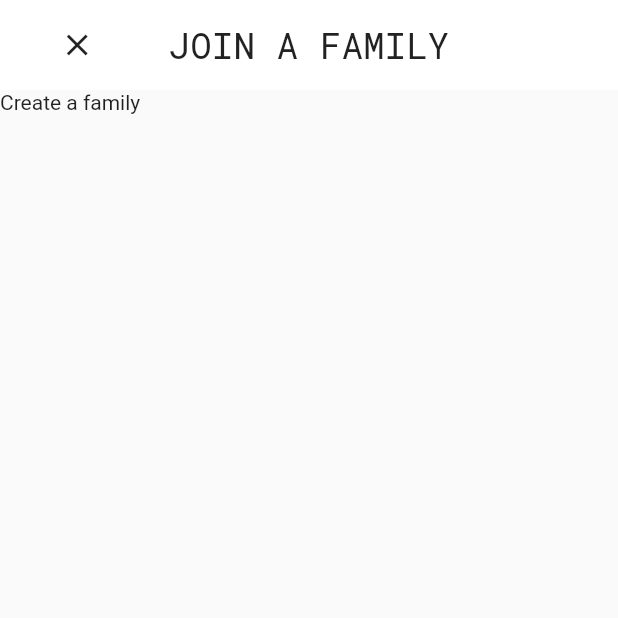
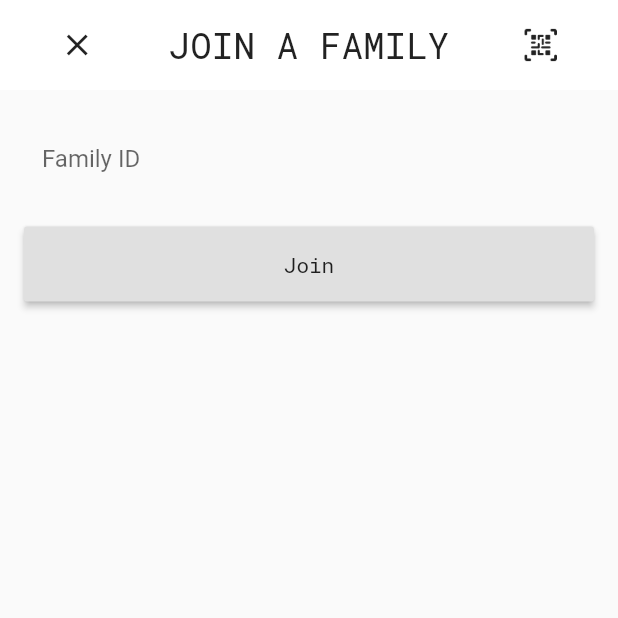
Before and after one commit to yuminoung/it_project, a Flutter app: the FamilyJoin screen opened directly, on a phone screen of 412 x 824 dp, the top half of it. Run offline on Flutter 3.47's test engine with Material 2 defaults, Android fonts, the phone set to English and light mode, and no system bars; drawn by our look-alikes of auto_size_text; our stand-ins replace cached_network_image, cloud_firestore, firebase_auth, firebase_storage, image_picker; accounts and stored records are empty.

Commit message:
added models user and family class to handle uploading and retrieving data from cloud firestore some minor changes on register, bottom family, bottom home and upload added new folder family, user can now create a family or join a family

```diff
--- /dev/null
+++ b/lib/models/all_models.dart
@@ -0,0 +1,2 @@
+export 'user_model.dart';
+export 'family_model.dart';
--- a/lib/pages/all_pages.dart
+++ b/lib/pages/all_pages.dart
@@ -13,4 +13,5 @@ export 'landing.dart';
 export 'settings.dart';
 
 export 'family/family_create.dart';
-export 'family/family_create.dart';
+export 'family/family_join.dart';
+export 'family/family_view.dart';
--- a/lib/pages/auth/register.dart
+++ b/lib/pages/auth/register.dart
@@ -176,10 +176,8 @@ class _RegisterState extends State<Register> {
             Firestore.instance.collection('users').document(result.user.uid);
         await firestoreRef.setData(
           {
-            'id': result.user.uid,
             'first_name': _firstname.text,
             'last_name': _lastname.text,
-            'family': null,
           },
         );
         FirebaseUser account = result.user;
@@ -187,7 +185,8 @@ class _RegisterState extends State<Register> {
         userUpdateInfo.displayName = _firstname.text + ' ' + _lastname.text;
         account.updateProfile(userUpdateInfo);
         account.reload();
-        Navigator.pop(context);
+        Navigator.pushReplacement(context,
+            CustomSlideFromBottomPageRouteBuilder(widget: routes['/']));
       }).catchError((error) {
         print(error);
       });
--- a/lib/pages/bottom/bottom_home.dart
+++ b/lib/pages/bottom/bottom_home.dart
@@ -2,6 +2,7 @@ import 'package:flutter/material.dart';
 import 'package:cloud_firestore/cloud_firestore.dart';
 
 import 'package:it_project/widgets/all_widgets.dart';
+import 'package:it_project/widgets/custom_progress_indicator.dart';
 
 class BottomHome extends StatefulWidget {
   @override
@@ -23,10 +24,7 @@ class _BottomHomeState extends State<BottomHome> {
           if (snapshot.hasError) return Text('Error: ${snapshot.error}');
           switch (snapshot.connectionState) {
             case ConnectionState.waiting:
-              return LinearProgressIndicator(
-                backgroundColor: Color.fromRGBO(250, 250, 250, 0),
-                valueColor: AlwaysStoppedAnimation<Color>(Colors.redAccent),
-              );
+              return CustomProgressIndicator();
             default:
               return ListView(
                 padding: EdgeInsets.fromLTRB(8, 8, 8, 0),
--- a/lib/pages/family/family_join.dart
+++ b/lib/pages/family/family_join.dart
@@ -1,21 +1,103 @@
 import 'package:flutter/material.dart';
 import 'package:it_project/widgets/all_widgets.dart';
+import 'package:it_project/models/all_models.dart';
 
-class FamilyJoin extends StatelessWidget {
+class FamilyJoin extends StatefulWidget {
+  @override
+  _FamilyJoinState createState() => _FamilyJoinState();
+}
+
+class _FamilyJoinState extends State<FamilyJoin> {
+  bool isLoading = false;
+  TextEditingController _familyID = TextEditingController();
+  bool hasError = false;
+  String errorText;
+
+  @override
+  void dispose() {
+    _familyID.dispose();
+    super.dispose();
+  }
+
   @override
   Widget build(BuildContext context) {
     return Scaffold(
       appBar: CustomAppBar(
-        leading: CustomIconButton(
-          icon: Icon(Icons.close),
+        leading: CustomPopButton(),
+        title: 'Join a Family',
+        trailing: GestureDetector(
           onTap: () {
+            print('qr scanner');
+          },
+          child: ImageIcon(
+            AssetImage('assets/icons/qr.png'),
+          ),
+        ),
+      ),
+      body: IgnorePointer(
+        ignoring: isLoading,
+        child: Stack(children: [
+          isLoading ? CustomProgressIndicator() : Container(),
+          Container(
+            child: ListView(
+              children: <Widget>[
+                _buildFamilyIDTextField(),
+                _buildSubmitButton()
+              ],
+            ),
+          ),
+        ]),
+      ),
+    );
+  }
+
+  Widget _buildFamilyIDTextField() {
+    return Container(
+      padding: EdgeInsets.all(16),
+      // contentPadding: EdgeInsets.all(30.0),
+      child: TextField(
+        onTap: () {
+          hasError = false;
+        },
+        cursorColor: Colors.black87,
+        controller: _familyID,
+        maxLines: 1,
+        autofocus: false,
+        decoration: new InputDecoration(
+          errorText: hasError ? errorText : null,
+          hintText: 'Family ID',
+          border: OutlineInputBorder(borderSide: BorderSide.none),
+        ),
+      ),
+    );
+  }
+
+  Widget _buildSubmitButton() {
+    return Container(
+      padding: EdgeInsets.fromLTRB(16, 0, 16, 16),
+      child: RaisedButton(
+        padding: EdgeInsets.all(16),
+        onPressed: () async {
+          FocusScope.of(context).unfocus();
+          setState(() {
+            isLoading = true;
+          });
+
+          String joinStatus = await FamilyModel.joinFamily(_familyID.text);
+          if (joinStatus == 'success') {
             Navigator.pop(context);
-          },
+          } else {
+            setState(() {
+              hasError = true;
+              errorText = 'The family ID doesn\'t exists, please try again';
+              isLoading = false;
+            });
+          }
+        },
+        child: Text(
+          'Join',
+          style: TextStyle(fontFamily: 'RobotoMono'),
         ),
-        title: 'Join a family',
-      ),
-      body: Container(
-        child: Text('Create a family'),
       ),
     );
   }
--- a/lib/widgets/all_widgets.dart
+++ b/lib/widgets/all_widgets.dart
@@ -4,3 +4,5 @@ export 'custom_icon_button.dart';
 export 'custom_post.dart';
 export 'custom_slide_from_bottom_page_route_builder.dart';
 export 'custom_divider.dart';
+export 'custom_progress_indicator.dart';
+export 'custom_pop_button.dart';
--- /dev/null
+++ b/lib/widgets/custom_pop_button.dart
@@ -0,0 +1,14 @@
+import 'package:flutter/material.dart';
+
+class CustomPopButton extends StatelessWidget {
+  @override
+  Widget build(BuildContext context) {
+    return GestureDetector(
+      behavior: HitTestBehavior.translucent,
+      child: Icon(Icons.close),
+      onTap: () {
+        Navigator.pop(context);
+      },
+    );
+  }
+}
```
Also changed, not shown: lib/models/family_model.dart (added, +45 -0 lines), lib/models/user_model.dart (added, +44 -0 lines), lib/pages/bottom/bottom_family.dart (+48 -1 lines), lib/pages/family/family_create.dart (+14 -18 lines), lib/pages/family/family_view.dart (added, +47 -0 lines), lib/pages/upload.dart (+1 -6 lines), assets/icons/qr.png (added).
